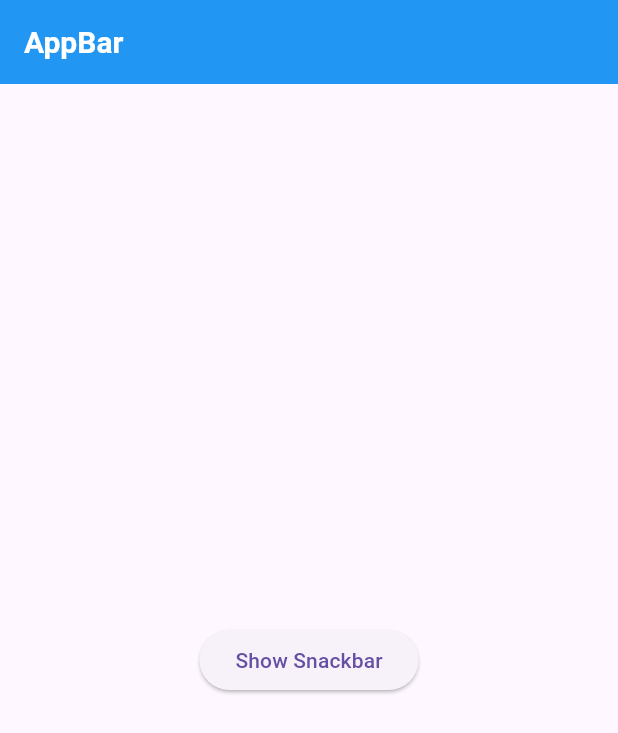
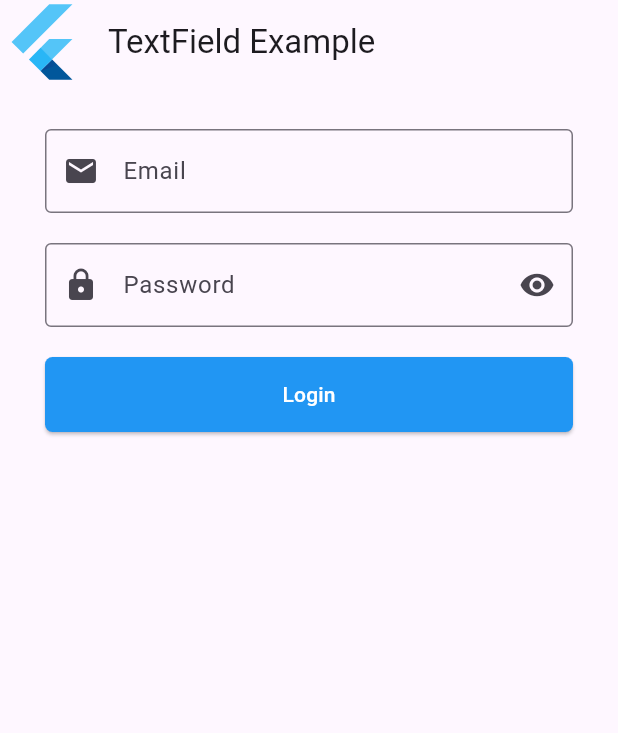
Before and after one commit to danimisme/my_first_flutter, a Flutter app: the screen it shows after launch, on a phone screen of 412 x 824 dp. Shown: the top 733 px of the screen. Run offline on Flutter 3.47's test engine with Material 3 defaults, Android fonts, the phone set to English and light mode, and no system bars.

Commit message:
use TextField and implement email/password fields

```diff
--- a/lib/main.dart
+++ b/lib/main.dart
@@ -1,4 +1,4 @@
-import "package:flutter/material.dart";
+import 'package:flutter/material.dart';
 
 void main() {
   runApp(MyApp());
@@ -10,51 +10,84 @@ class MyApp extends StatelessWidget {
   @override
   Widget build(BuildContext context) {
     return MaterialApp(
-      home: HomePage(),
+      home: HomePage()
     );
   }
 }
 
-class HomePage extends StatelessWidget {
-  const HomePage({super.key});
+class HomePage extends StatefulWidget {
+  const HomePage({
+    super.key,
+  });
 
+  @override
+  State<HomePage> createState() => _HomePageState();
+}
+
+class _HomePageState extends State<HomePage> {
+  bool isHidden = true;
+  TextEditingController emailC = TextEditingController();
+  TextEditingController passwordC = TextEditingController();
   @override
   Widget build(BuildContext context) {
     return Scaffold(
       appBar: AppBar(
-        title: Text("AppBar",
-            style: TextStyle(
-              fontSize: 20,
-              fontWeight: FontWeight.bold,
-              color: Colors.white,
-            )),
-            backgroundColor: Colors.blue,
+        title: Text("TextField Example"),
+        leading: FlutterLogo(size: 20),
       ),
       body: Center(
-        child: ElevatedButton(
-          onPressed: (){
-            ScaffoldMessenger.of(context).showSnackBar(
-              SnackBar(
-                content: Text("Hello", style: TextStyle(color: Colors.black)),
-                action: SnackBarAction(
-                  label: "Close",
-                  textColor: Colors.red,
-                  onPressed: () {
-                    print("Tidak Jadi hapus");
-                  },
-                ),
-                backgroundColor: Colors.amber,
-                duration: Duration(milliseconds: 100),
-                margin: EdgeInsets.all(20),
-                behavior: SnackBarBehavior.floating,
-                shape: RoundedRectangleBorder(
-                  borderRadius: BorderRadius.circular(20),
-                ),
+        child: ListView(
+          padding: const EdgeInsets.all(30),
+          children:[
+            TextField(
+            autocorrect: false,
+            controller: emailC,
+            keyboardType: TextInputType.emailAddress,
+            textInputAction: TextInputAction.next,
+            decoration: InputDecoration(
+              label: Text("Email"),
+              border: OutlineInputBorder(),
+              prefixIcon: Icon(Icons.email),
+            ),
+            ),
+            SizedBox(height: 20),
+            TextField(
+            autocorrect: false,
+            controller: passwordC,
+            obscureText: isHidden,
+            textInputAction: TextInputAction.done,
+            decoration: InputDecoration(
+              labelText: "Password",
+              border: OutlineInputBorder(),
+              prefixIcon: Icon(Icons.lock),
+              suffixIcon: IconButton(
+                onPressed: (){
+                  setState(() {
+                    isHidden = !isHidden;
+                  });
+                },
+                icon: Icon(
+                  isHidden ? Icons.visibility : Icons.visibility_off
+                )),
+              ),
+            ),
+            SizedBox(height: 20),
+            ElevatedButton(onPressed: (){
+              print("Email: ${emailC.text} , Password: ${passwordC.text}");
+            },
+            child: Text("Login"),
+            style: ElevatedButton.styleFrom(
+              minimumSize: Size.fromHeight(50),
+              foregroundColor: Colors.white,
+              backgroundColor: Colors.blue,
+              shape: RoundedRectangleBorder(
+                borderRadius: BorderRadius.circular(5)
               )
-            );
-          },
-          child: Text("Show Snackbar"))
-      )
+              ),
+            )
+          ]
+        ),
+      ),
     );
   }
 }
```
